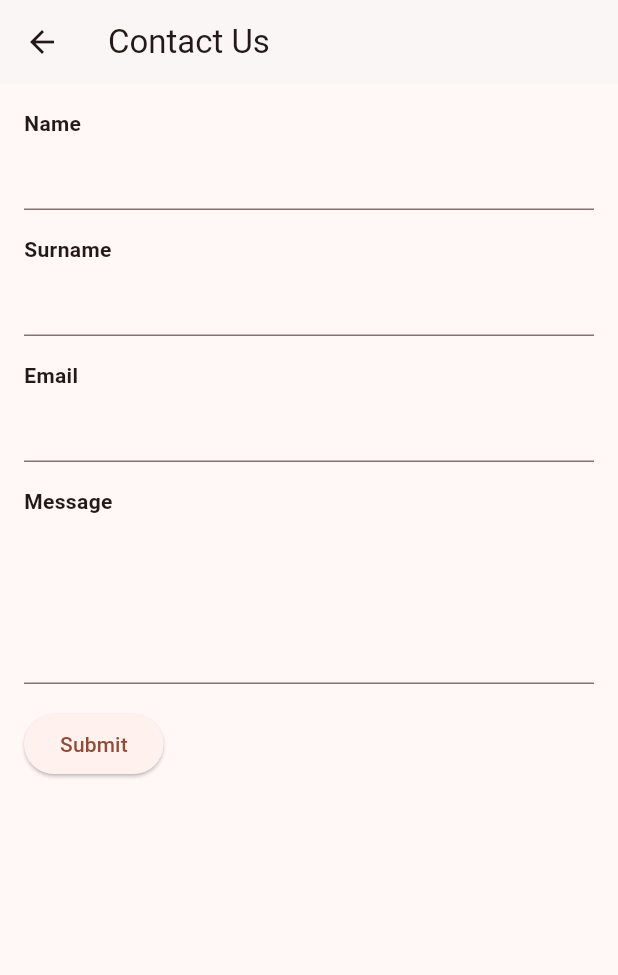
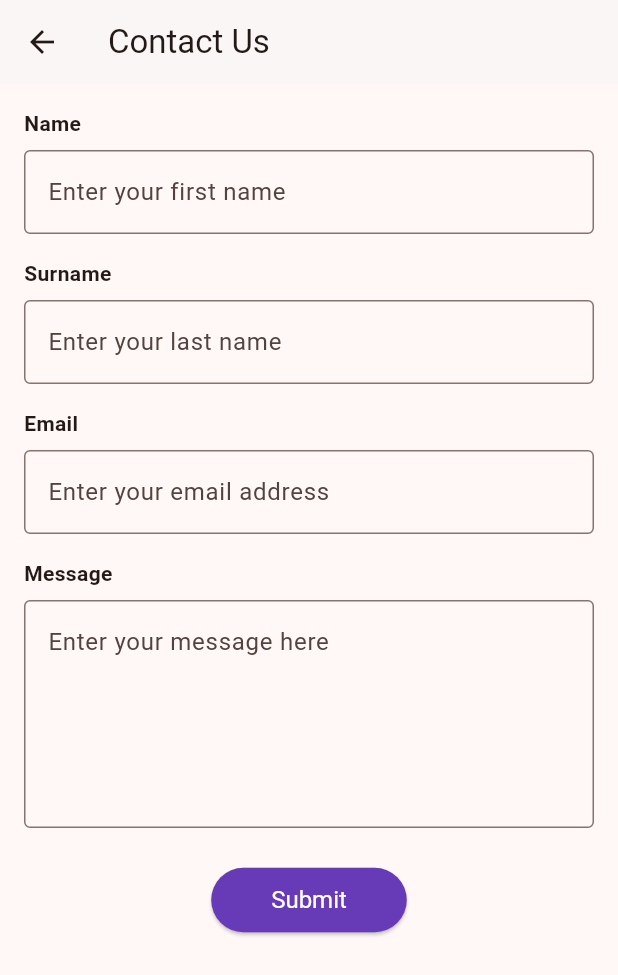
Before and after one commit to yeshalao16/Riderekta, a Flutter app: the ContactUsScreen screen opened directly, on a phone screen of 412 x 824 dp. Shown: the top 975 px of the screen. Run offline on Flutter 3.47's test engine with Material 3 defaults, Android fonts, the phone set to English and light mode, and no system bars; our stand-ins replace flutter_map, geolocator, latlong2, shared_preferences; accounts and stored records are empty.

Commit message:
update main

```diff
--- a/lib/main.dart
+++ b/lib/main.dart
@@ -764,6 +764,8 @@ class _LoginScreenState extends State<LoginScreen> {
 }
 
 
+
+
 class RegisterScreen extends StatefulWidget {
   const RegisterScreen({super.key});
 
@@ -1119,6 +1121,9 @@ class _UserDashboardState extends State<UserDashboard> {
   }
 }
 
+
+
+
 class FeedbackRequestScreen extends StatefulWidget {
   const FeedbackRequestScreen({super.key});
 
@@ -1127,7 +1132,7 @@ class FeedbackRequestScreen extends StatefulWidget {
 }
 
 class _FeedbackRequestScreenState extends State<FeedbackRequestScreen> {
-  bool allowContact = false; // This will manage the state of the toggle switch
+  bool allowContact = false; // Manage the state of the toggle switch
 
   @override
   Widget build(BuildContext context) {
@@ -1137,7 +1142,8 @@ class _FeedbackRequestScreenState extends State<FeedbackRequestScreen> {
         backgroundColor: Colors.white,
         elevation: 1,
       ),
-      body: Padding(
+      body: SafeArea(
+        child: SingleChildScrollView(
           padding: const EdgeInsets.all(16.0),
           child: Column(
             crossAxisAlignment: CrossAxisAlignment.start,
@@ -1146,13 +1152,15 @@ class _FeedbackRequestScreenState extends State<FeedbackRequestScreen> {
                 'Type',
                 style: TextStyle(fontWeight: FontWeight.bold),
               ),
-            Row(
+              const SizedBox(height: 8),
+              Wrap(
+                spacing: 8,
+                runSpacing: 8,
                 children: [
                   ElevatedButton(
                     onPressed: () {},
                     child: const Text("I have a suggestion"),
                   ),
-                const SizedBox(width: 8),
                   ElevatedButton(
                     onPressed: () {},
                     child: const Text("I found a bug"),
@@ -1164,8 +1172,12 @@ class _FeedbackRequestScreenState extends State<FeedbackRequestScreen> {
                 'Your Message',
                 style: TextStyle(fontWeight: FontWeight.bold),
               ),
+              const SizedBox(height: 8),
               const TextField(
-              decoration: InputDecoration(hintText: 'Please describe your feedback or request...'),
+                decoration: InputDecoration(
+                  hintText: 'Please describe your feedback or request...',
+                  border: OutlineInputBorder(),
+                ),
                 maxLines: 5,
               ),
               const SizedBox(height: 16),
@@ -1173,33 +1185,53 @@ class _FeedbackRequestScreenState extends State<FeedbackRequestScreen> {
                 'Attach File (Optional)',
                 style: TextStyle(fontWeight: FontWeight.bold),
               ),
+              const SizedBox(height: 8),
               const TextField(
-              decoration: InputDecoration(hintText: 'Attach any relevant file here'),
+                decoration: InputDecoration(
+                  hintText: 'Attach any relevant file here',
+                  border: OutlineInputBorder(),
+                ),
               ),
               const SizedBox(height: 16),
               Row(
-              children: [
-                const Text('Allow us to contact you'),
+                mainAxisAlignment: MainAxisAlignment.spaceBetween,
+                children: [
+                  const Expanded(
+                    child: Text('Allow us to contact you'),
+                  ),
                   Switch(
                     value: allowContact,
                     onChanged: (bool value) {
                       setState(() {
-                      allowContact = value; // Update the state when the toggle changes
+                        allowContact = value;
                       });
                     },
                   ),
                 ],
               ),
-            const SizedBox(height: 16),
-            ElevatedButton(
+              const SizedBox(height: 20),
+              Center(
+                child: ElevatedButton(
+                  style: ElevatedButton.styleFrom(
+                    backgroundColor: Colors.deepPurple,
+                    foregroundColor: Colors.white,
+                    padding:
+                    const EdgeInsets.symmetric(horizontal: 40, vertical: 12),
+                    textStyle: const TextStyle(fontSize: 16),
+                  ),
                   onPressed: () {
                     ScaffoldMessenger.of(context).showSnackBar(
-                  const SnackBar(content: Text("Your feedback has been submitted!")),
+                      const SnackBar(
+                        content: Text("Your feedback has been submitted!"),
+                      ),
                     );
                   },
                   child: const Text('Submit'),
                 ),
-          ],
+              ),
+              const SizedBox(height: 20),
+            ],
+          ),
         ),
       ),
     );
@@ -1617,6 +1649,8 @@ class _CreatePostScreenState extends State<CreatePostScreen> {
   }
 }
 
+
+
 class ContactUsScreen extends StatelessWidget {
   const ContactUsScreen({super.key});
 
@@ -1628,7 +1662,8 @@ class ContactUsScreen extends StatelessWidget {
         backgroundColor: Colors.white,
         elevation: 1,
       ),
-      body: Padding(
+      body: SafeArea(
+        child: SingleChildScrollView(
           padding: const EdgeInsets.all(16.0),
           child: Column(
             crossAxisAlignment: CrossAxisAlignment.start,
@@ -1637,29 +1672,61 @@ class ContactUsScreen extends StatelessWidget {
                 'Name',
                 style: TextStyle(fontWeight: FontWeight.bold),
               ),
-            const TextField(),
+              const SizedBox(height: 8),
+              const TextField(
+                decoration: InputDecoration(
+                  hintText: 'Enter your first name',
+                  border: OutlineInputBorder(),
+                ),
+              ),
               const SizedBox(height: 16),
               const Text(
                 'Surname',
                 style: TextStyle(fontWeight: FontWeight.bold),
               ),
-            const TextField(),
+              const SizedBox(height: 8),
+              const TextField(
+                decoration: InputDecoration(
+                  hintText: 'Enter your last name',
+                  border: OutlineInputBorder(),
+                ),
+              ),
               const SizedBox(height: 16),
               const Text(
                 'Email',
                 style: TextStyle(fontWeight: FontWeight.bold),
               ),
-            const TextField(),
+              const SizedBox(height: 8),
+              const TextField(
+                keyboardType: TextInputType.emailAddress,
+                decoration: InputDecoration(
+                  hintText: 'Enter your email address',
+                  border: OutlineInputBorder(),
+                ),
+              ),
               const SizedBox(height: 16),
               const Text(
                 'Message',
                 style: TextStyle(fontWeight: FontWeight.bold),
               ),
+              const SizedBox(height: 8),
               const TextField(
-              maxLines: 4,
-            ),
-            const SizedBox(height: 16),
-            ElevatedButton(
+                maxLines: 5,
+                decoration: InputDecoration(
+                  hintText: 'Enter your message here',
+                  border: OutlineInputBorder(),
+                ),
+              ),
+              const SizedBox(height: 24),
+              Center(
+                child: ElevatedButton(
+                  style: ElevatedButton.styleFrom(
+                    backgroundColor: Colors.deepPurple,
+                    foregroundColor: Colors.white,
+                    padding:
+                    const EdgeInsets.symmetric(horizontal: 40, vertical: 12),
+                    textStyle: const TextStyle(fontSize: 16),
+                  ),
                   onPressed: () {
                     ScaffoldMessenger.of(context).showSnackBar(
                       const SnackBar(content: Text("Your message has been sent!")),
@@ -1667,12 +1734,17 @@ class ContactUsScreen extends StatelessWidget {
                   },
                   child: const Text('Submit'),
                 ),
-          ],
-        ),
-      ),
-    );
-  }
-}
+              ),
+              const SizedBox(height: 20),
+            ],
+          ),
+        ),
+      ),
+    );
+  }
+}
+
+
 
 
 // Reusable Dashboard Card widget
```
Lines whose indentation alone changed are shown as unchanged.
